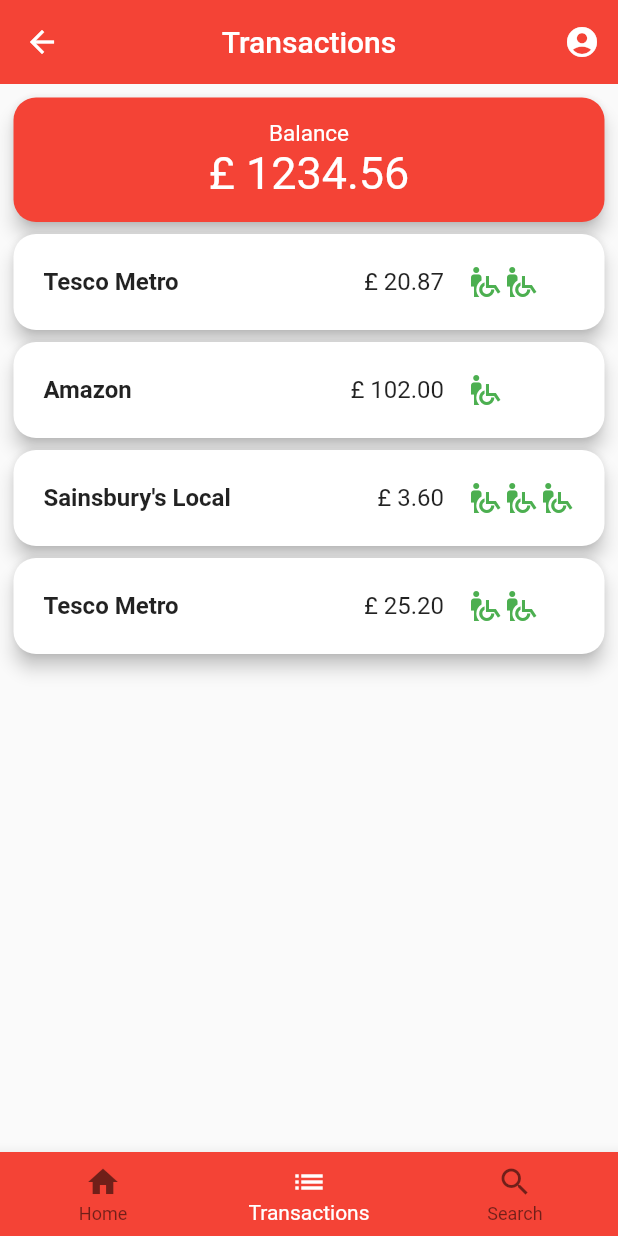
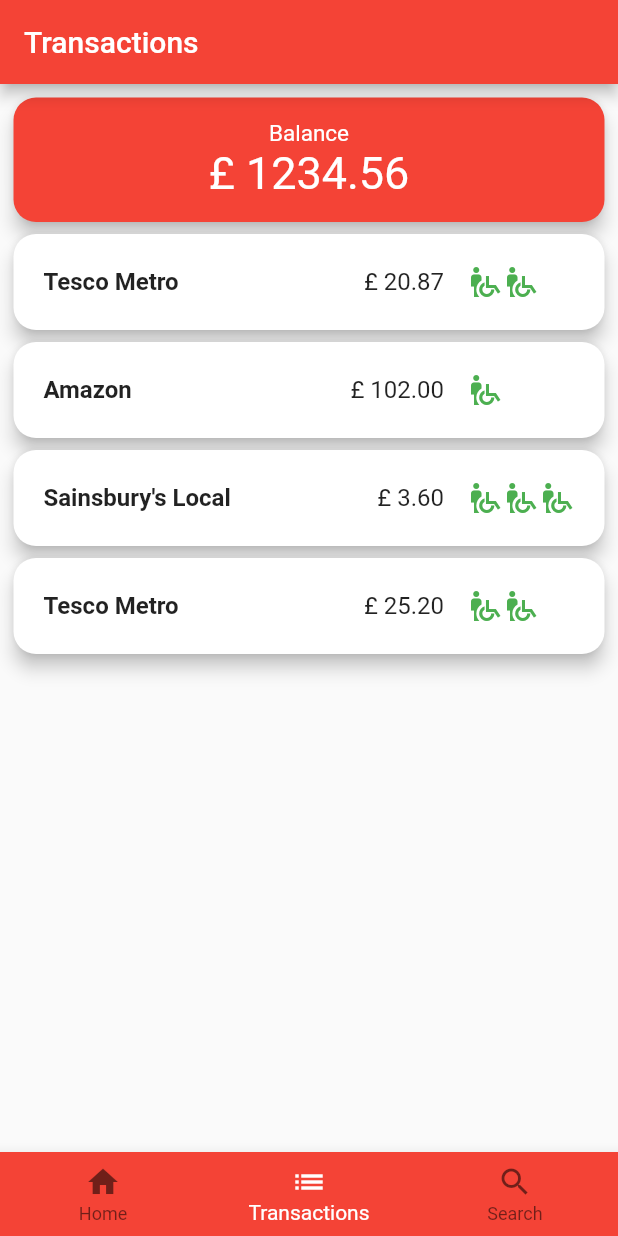
Before and after one commit to Lindronics/gradhack, a Flutter app: the screen it shows after launch, item 2 of the bottom bar chosen, on a phone screen of 412 x 824 dp. Run offline on Flutter 3.47's test engine with Material 2 defaults, Android fonts, the phone set to English and light mode, and no system bars; our stand-ins replace google_maps_flutter.

Commit message:
Fix to BottomNavigationBar Part 1: Home and transactions page

```diff
--- a/lib/main.dart
+++ b/lib/main.dart
@@ -59,11 +59,10 @@ class DummyMainPage extends StatefulWidget {
 }
 
 class _DummyMainPageState extends State<DummyMainPage> {
-    int _selectedIndex = 0;
+  int _selectedIndex = 0;
 
   @override
   Widget build(BuildContext context) {
-
     List<Store> _stores = [
       new Store(0, "Tesco Metro", 2, "Groceries",
           location: LatLng(51.5143636, -0.0973289)),
@@ -89,17 +88,8 @@ class _DummyMainPageState extends State<DummyMainPage> {
       ],
     );
 
-  void _onItemTapped(int index) {
-    setState(() {
-      if (index == 1) {Navigator.pushNamed(context, TransactionListPage.routeName,arguments: _user);
-    } if (index==2) {{Navigator.pushNamed(context, SearchPage.routeName,arguments: SearchArguments(_user, _stores));}}
-  });}
-
-    return Scaffold(
-      appBar: AppBar(
-        title: Text(widget.title),
-      ),
-      body: Center(
+    List<Widget> _pages = <Widget>[
+      Center(
         child: Column(
           mainAxisAlignment: MainAxisAlignment.center,
           children: <Widget>[
@@ -138,6 +128,23 @@ class _DummyMainPageState extends State<DummyMainPage> {
           ],
         ),
       ),
+      TransactionListPage(context: context, user: _user),
+      Text(
+        'Index 2: School',
+      ),
+    ];
+
+    void _onItemTapped(int index) {
+      setState(() {
+        _selectedIndex = index;
+      });
+    }
+
+    return Scaffold(
+      appBar: AppBar(
+        title: Text(widget.title),
+      ),
+      body: _pages[_selectedIndex],
       bottomNavigationBar: BottomNavigationBar(
         items: const <BottomNavigationBarItem>[
           BottomNavigationBarItem(
--- a/lib/pages/transaction_list_page.dart
+++ b/lib/pages/transaction_list_page.dart
@@ -7,16 +7,12 @@ import 'package:gradhack/pages/profile_page.dart';
 import 'package:gradhack/pages/search_store_page.dart';
 import 'package:gradhack/pages/transaction_detail_page.dart';
 
-class TransactionListPage extends StatefulWidget {
-  TransactionListPage({Key key}) : super(key: key);
+class TransactionListPage extends StatelessWidget {
+  TransactionListPage({Key key, this.context, this.user}) : super(key: key);
   final String title = "Transactions";
   static const String routeName = "/transaction_list";
-
-  @override
-  _TransactionListPageState createState() => _TransactionListPageState();
-}
-
-class _TransactionListPageState extends State<TransactionListPage> {
+  BuildContext context;
+  User user;
 
   Widget displayTransaction(Transaction transaction,
           {Color oddColour = Colors.red}) =>
@@ -68,59 +64,9 @@ class _TransactionListPageState extends State<TransactionListPage> {
         ),
       );
 
-//int _currentIndex = 1;
-
   @override
   Widget build(BuildContext context) {
-    User _user = ModalRoute.of(context).settings.arguments;
-    List<Store> _stores = [
-      new Store(0, "Tesco Metro", 2, "Groceries",
-          location: LatLng(51.5143636, -0.0973289)),
-      new Store(
-        1,
-        "Amazon",
-        1,
-        "Shopping",
-      ),
-      new Store(2, "Sainsbury's Local", 3, "Groceries",
-          location: LatLng(51.5143768, -0.0973503)),
-    ];
-    int _selectedIndex = 1;
-
-void _onItemTapped(int index) {
-    setState(() {
-      if (index == 0) {Navigator.pushNamed(context, TransactionListPage.routeName,arguments: _user);
-      _selectedIndex = index;
-    } if (index == 2) {{Navigator.pushNamed(context, SearchPage.routeName, arguments: SearchArguments(_user, _stores));
-    _selectedIndex = index;}}
-  });}
-
-        return Scaffold(
-            appBar: AppBar(
-              iconTheme: IconThemeData(
-                color: Colors.white, //change your color here
-              ),
-              backgroundColor: Colors.red,
-              elevation: 0.0,
-              title: Text(
-                widget.title,
-                style: TextStyle(color: Colors.white),
-              ),
-              centerTitle: true,
-              actions: <Widget>[
-                IconButton(
-                  icon: Icon(
-                    Icons.account_circle,
-                    color: Colors.white,
-                  ),
-                  onPressed: () {
-                    Navigator.pushNamed(context, ProfilePage.routeName,
-                        arguments: _user);
-                  },
-                )
-              ],
-            ),
-            body: Container(
+    return Container(
         margin: EdgeInsets.all(5.0),
         child: Column(
           children: [
@@ -139,8 +85,7 @@ void _onItemTapped(int index) {
                       children: [
                         Text(
                           "Balance",
-                                  style:
-                                      TextStyle(fontSize: 15, color: Colors.white),
+                          style: TextStyle(fontSize: 15, color: Colors.white),
                         ),
                       ],
                     ),
@@ -148,9 +93,8 @@ void _onItemTapped(int index) {
                       mainAxisAlignment: MainAxisAlignment.spaceEvenly,
                       children: [
                         Text(
-                                  _user.balanceString(),
-                                  style:
-                                      TextStyle(fontSize: 30, color: Colors.white),
+                          user.balanceString(),
+                          style: TextStyle(fontSize: 30, color: Colors.white),
                         ),
                       ],
                     ),
@@ -160,33 +104,12 @@ void _onItemTapped(int index) {
             ),
             Expanded(
               child: ListView.builder(
-                          itemCount: _user.transactions.length,
+                  itemCount: user.transactions.length,
                   itemBuilder: (context, int i) {
-                            return displayTransaction(_user.transactions[i]);
+                    return displayTransaction(user.transactions[i]);
                   }),
             ),
           ],
-                )),
-                bottomNavigationBar: BottomNavigationBar(
-        items: const <BottomNavigationBarItem>[
-          BottomNavigationBarItem(
-            icon: Icon(Icons.home),
-            label: 'Home',
-          ),
-          BottomNavigationBarItem(
-            icon: Icon(Icons.list),
-            label: 'Transactions',
-          ),
-          BottomNavigationBarItem(
-            icon: Icon(Icons.search),
-            label: 'Search',
-          ),
-        ],
-        currentIndex: _selectedIndex,
-        backgroundColor: Colors.red,
-        selectedItemColor: Colors.white,
-        onTap: _onItemTapped,
-      ),
-            );
+        ));
   }
 }
```
Lines whose indentation alone changed are shown as unchanged.
